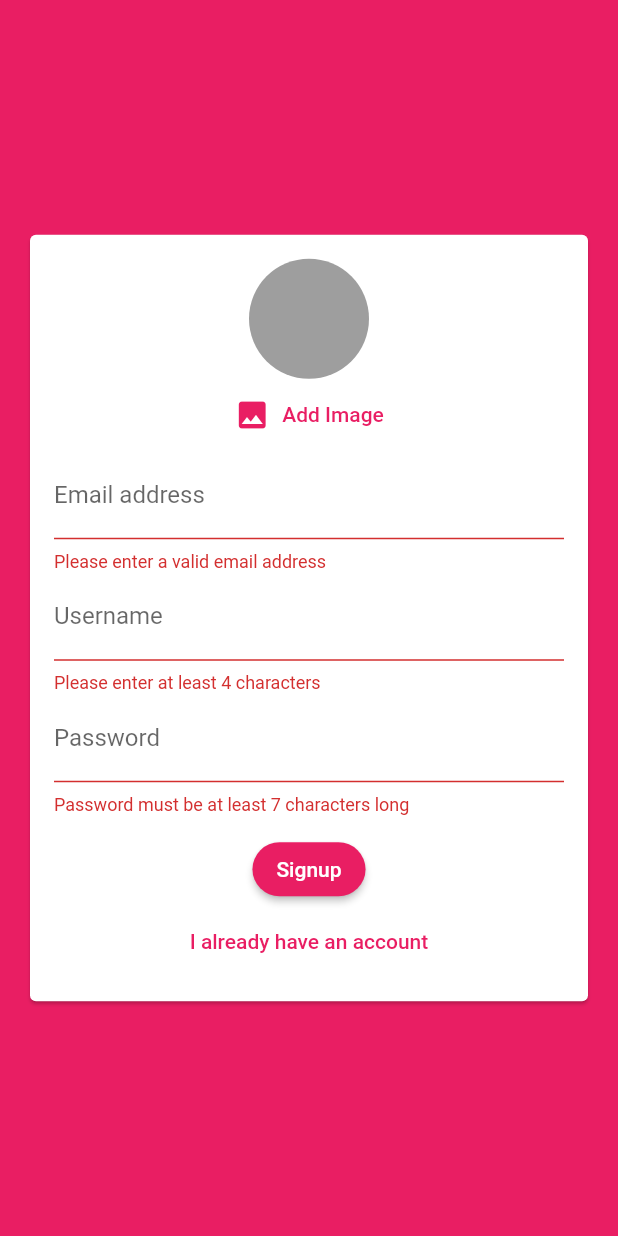
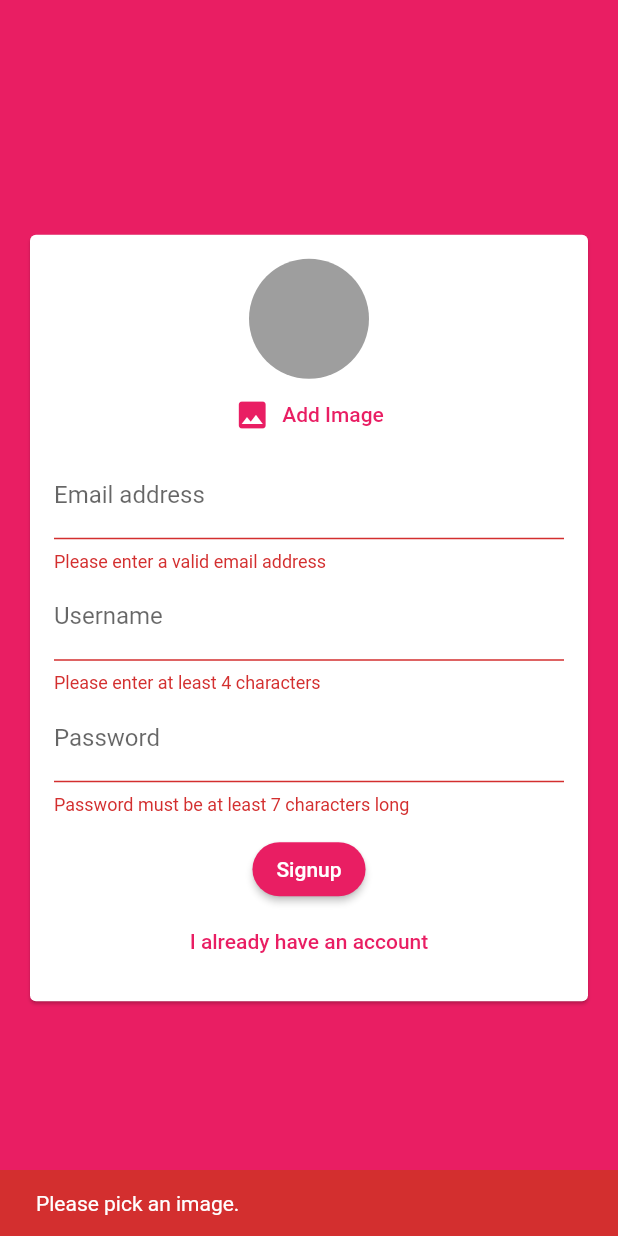
Before and after one commit to gopigoppu/learn_flutter, a Flutter app: the screen it shows after launch, after a tap on "Signup", on a phone screen of 412 x 824 dp. Run offline on Flutter 3.47's test engine with Material 2 defaults, Android fonts, the light colour scheme and no system bars; our stand-ins replace cloud_firestore, firebase_auth, firebase_core, firebase_storage, geolocator, google_maps_flutter and 3 more; accounts and stored records are empty.

Commit message:
firebase storage add for image upload

```diff
--- a/lib/chat/screens/auth_screen.dart
+++ b/lib/chat/screens/auth_screen.dart
@@ -1,5 +1,8 @@
+import 'dart:io';
+
 import 'package:cloud_firestore/cloud_firestore.dart';
 import 'package:firebase_auth/firebase_auth.dart';
+import 'package:firebase_storage/firebase_storage.dart';
 import 'package:flutter/material.dart';
 import 'package:flutter/services.dart';
 import '../widgets/auth/auth_form.dart';
@@ -19,6 +22,7 @@ class _AuthScreenState extends State<AuthScreen> {
     String email,
     String username,
     String password,
+    File image,
     bool isLogin,
     BuildContext ctx,
   ) async {
@@ -38,6 +42,12 @@ class _AuthScreenState extends State<AuthScreen> {
           email: email,
           password: password,
         );
+
+        final ref = FirebaseStorage.instance
+            .ref()
+            .child('user_image')
+            .child(authResult.user!.uid + '.jpg');
+        await ref.putFile(image).whenComplete(() => {print('image done')});
 
         await FirebaseFirestore.instance
             .collection('users')
--- a/lib/chat/widgets/auth/auth_form.dart
+++ b/lib/chat/widgets/auth/auth_form.dart
@@ -1,3 +1,5 @@
+import 'dart:io';
+
 import 'package:flutter/material.dart';
 import 'package:image_picker/image_picker.dart';
 import 'package:learn_udemy/chat/widgets/pickers/user_image_picker.dart';
@@ -7,6 +9,7 @@ class AuthForm extends StatefulWidget {
     String email,
     String password,
     String userName,
+    File image,
     bool isLogin,
     BuildContext ctx,
   ) submitFn;
@@ -24,11 +27,22 @@ class _AuthFormState extends State<AuthForm> {
   String _userEmail = '';
   String _userName = '';
   String _userPassword = '';
+  File? image;
   bool _isLogin = false;
+  File? _userImageFile;
 
   void _trySubmit() {
     final isValid = _formKey.currentState!.validate();
     FocusScope.of(context).unfocus();
+
+    if (_userImageFile == null) {
+      ScaffoldMessenger.of(context).showSnackBar(SnackBar(
+        content: Text('Please pick an image.'),
+        duration: Duration(seconds: 2),
+        backgroundColor: Theme.of(context).errorColor,
+      ));
+      return;
+    }
 
     if (isValid) {
       _formKey.currentState!.save();
@@ -37,10 +51,15 @@ class _AuthFormState extends State<AuthForm> {
         _userEmail.trim(),
         _userName.trim(),
         _userPassword.trim(),
+        _userImageFile!,
         _isLogin,
         context,
       );
     }
+  }
+
+  void _pickedImage(File image) {
+    _userImageFile = image;
   }
 
   @override
@@ -56,7 +75,7 @@ class _AuthFormState extends State<AuthForm> {
               child: Column(
                 mainAxisSize: MainAxisSize.min,
                 children: [
-                  if (!_isLogin) UserImagePicker(),
+                  if (!_isLogin) UserImagePicker(_pickedImage),
                   TextFormField(
                     key: ValueKey('email'),
                     validator: (value) {
--- a/lib/chat/widgets/pickers/user_image_picker.dart
+++ b/lib/chat/widgets/pickers/user_image_picker.dart
@@ -4,7 +4,9 @@ import 'package:flutter/material.dart';
 import 'package:image_picker/image_picker.dart';
 
 class UserImagePicker extends StatefulWidget {
-  const UserImagePicker({super.key});
+  final void Function(File pickedImage) imagePickFn;
+
+  UserImagePicker(this.imagePickFn, {super.key});
 
   @override
   State<UserImagePicker> createState() => _UserImagePickerState();
@@ -22,6 +24,7 @@ class _UserImagePickerState extends State<UserImagePicker> {
     setState(() {
       _pickedImage = File(pickedImageFile.path);
     });
+    widget.imagePickFn(File(pickedImageFile.path));
   }
 
   @override
--- a/pubspec.yaml
+++ b/pubspec.yaml
@@ -43,6 +43,8 @@ dependencies:
   google_maps_flutter: ^2.2.2
   firebase_core: ^2.4.0
   firebase_auth: ^4.2.3
+  firebase_storage: ^11.0.9
+  firebase_messaging: ^14.2.0
   cloud_firestore: ^4.3.0
 
   # The following adds the Cupertino Icons font to your application.
```
Also changed, not shown: pubspec.lock, 2 other files.
